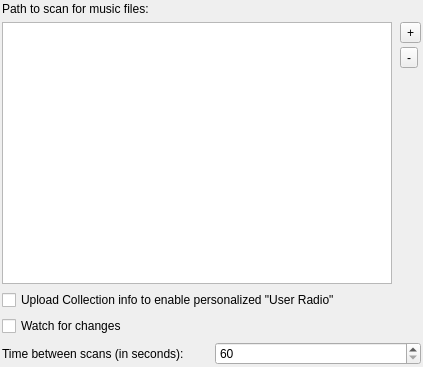
Above: src/tomahawk/dialogs/Settings_Collection.ui from tomahawk-player/tomahawk before the change. Below: the same form after it.
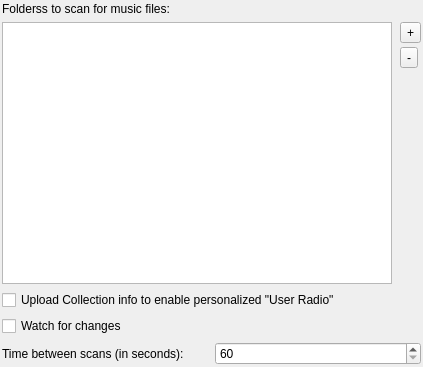
That is the form after the change.

Commit message: More copy and label changes

What changed in the file:
```diff
--- a/src/tomahawk/dialogs/Settings_Collection.ui
+++ b/src/tomahawk/dialogs/Settings_Collection.ui
@@ -35,7 +35,7 @@
    <item>
     <widget class="QLabel" name="label_6">
      <property name="text">
-      <string>Path to scan for music files:</string>
+      <string>Folderss to scan for music files:</string>
      </property>
     </widget>
    </item>
```
The commit also changes 5 other files.
